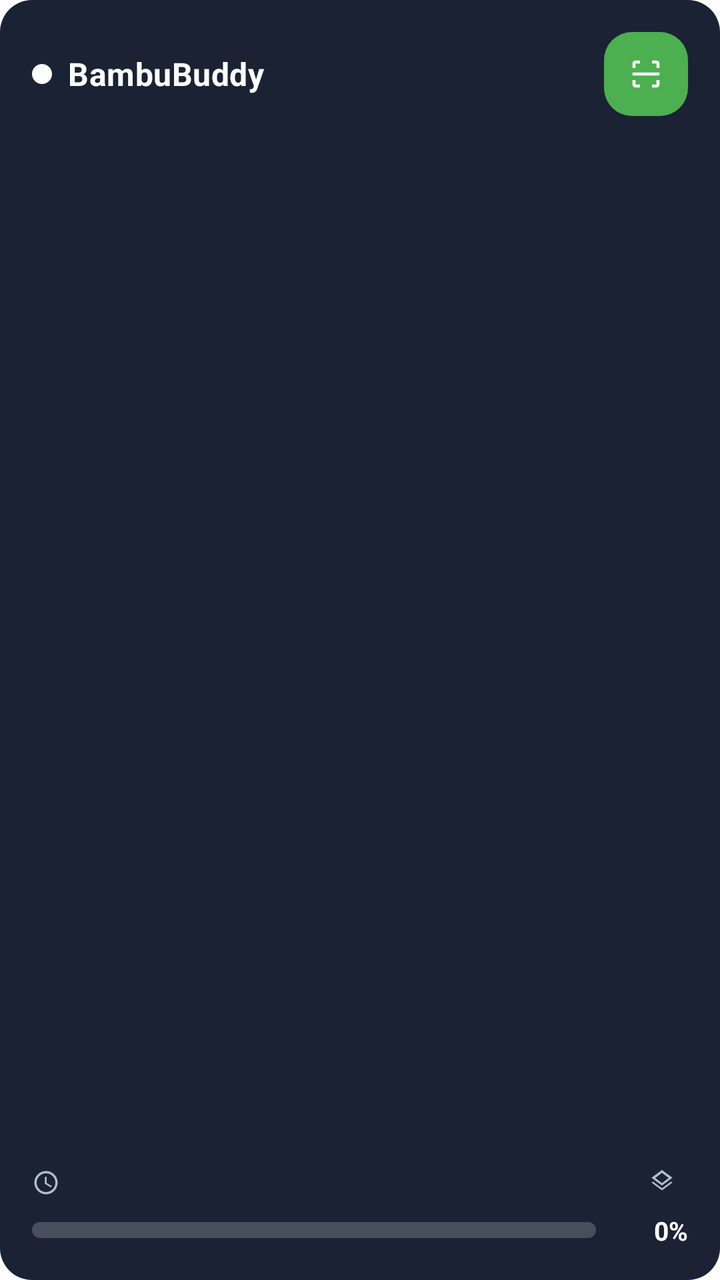
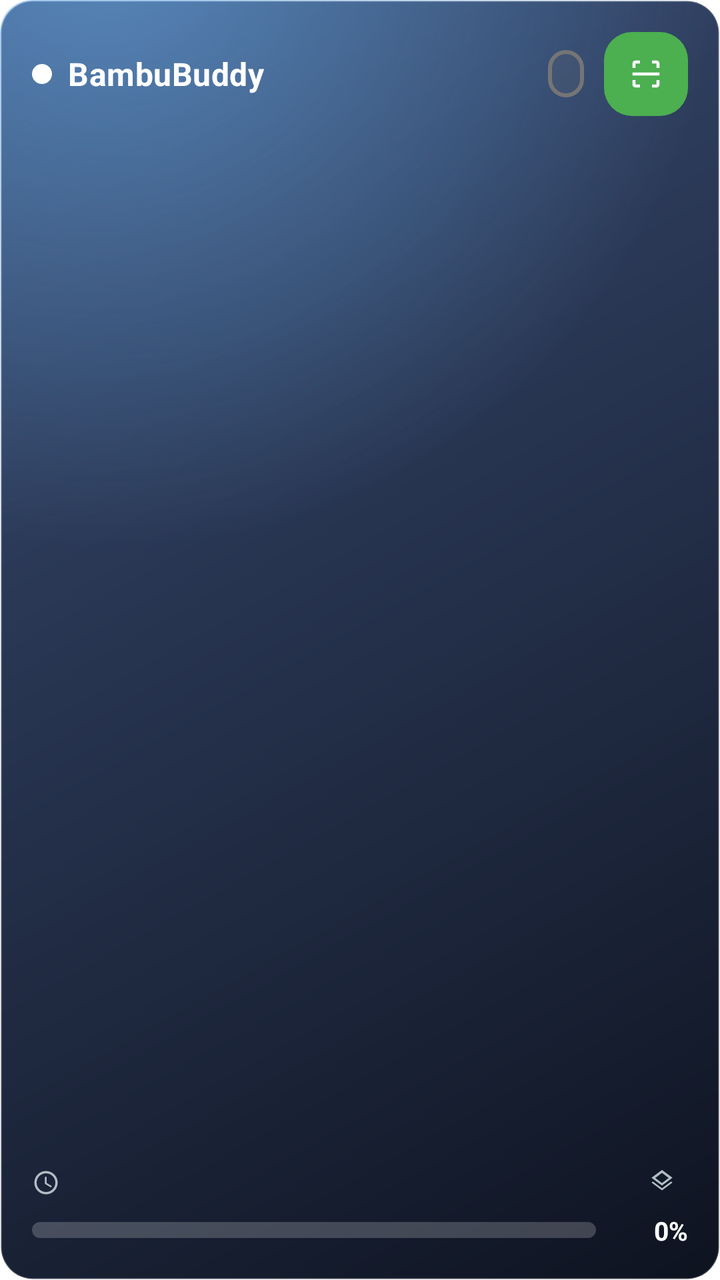

Two renders of the same Android screen: before a commit and after it. Below are the layout's source before the change and the commit's diff.
<!-- AndroidManifest.xml: fallback theme Theme.MaterialComponents.DayNight.NoActionBar -->
<!-- res/layout/bambuddy_widget.xml -->
<?xml version="1.0" encoding="utf-8"?>
<LinearLayout xmlns:android="http://schemas.android.com/apk/res/android"
    android:id="@+id/widget_root"
    android:layout_width="match_parent"
    android:layout_height="match_parent"
    android:orientation="vertical"
    android:background="@drawable/widget_background"
    android:padding="16dp">

    
    <LinearLayout
        android:layout_width="match_parent"
        android:layout_height="wrap_content"
        android:orientation="horizontal"
        android:gravity="center_vertical">

        <ImageView
            android:id="@+id/widget_status_dot"
            android:layout_width="10dp"
            android:layout_height="10dp"
            android:layout_marginEnd="8dp"
            android:src="@drawable/widget_status_dot"
            android:contentDescription="@null" />

        
        <LinearLayout
            android:layout_width="0dp"
            android:layout_height="wrap_content"
            android:layout_weight="1"
            android:orientation="horizontal"
            android:gravity="center_vertical">

            <TextView
                android:id="@+id/widget_printer_name"
                android:layout_width="wrap_content"
                android:layout_height="wrap_content"
                android:maxLines="1"
                android:ellipsize="end"
                android:textColor="@color/widget_text_primary"
                android:textStyle="bold"
                android:textSize="16sp"
                android:letterSpacing="0.01"
                android:text="BambuBuddy" />

            <TextView
                android:id="@+id/widget_status_label"
                android:layout_width="0dp"
                android:layout_height="wrap_content"
                android:layout_weight="1"
                android:layout_marginStart="10dp"
                android:maxLines="1"
                android:ellipsize="end"
                android:textColor="@color/widget_accent"
                android:textStyle="bold"
                android:textSize="13sp"
                android:letterSpacing="0.02"
                android:text="" />
        </LinearLayout>

        <ImageButton
            android:id="@+id/widget_scan_button"
            android:layout_width="42dp"
            android:layout_height="42dp"
            android:layout_marginStart="10dp"
            android:padding="12dp"
            android:scaleType="fitCenter"
            android:background="@drawable/widget_scan_button_bg"
            android:src="@drawable/widget_ic_scan"
            android:contentDescription="@string/widget_scan" />
    </LinearLayout>

    
    <LinearLayout
        android:id="@+id/widget_file_row"
        android:layout_width="match_parent"
        android:layout_height="wrap_content"
        android:layout_marginTop="10dp"
        android:orientation="horizontal"
        android:gravity="center_vertical">

        <ImageView
            android:id="@+id/widget_thumbnail"
            android:layout_width="56dp"
            android:layout_height="56dp"
            android:layout_marginEnd="12dp"
            android:scaleType="centerCrop"
            android:visibility="gone"
            android:contentDescription="@null" />

        <TextView
            android:id="@+id/widget_print_name"
            android:layout_width="0dp"
            android:layout_height="wrap_content"
            android:layout_weight="1"
            android:maxLines="2"
            android:ellipsize="end"
            android:textColor="@color/widget_text_secondary"
            android:textSize="13sp"
            android:text="" />
    </LinearLayout>

    
    <TextView
        android:layout_width="match_parent"
        android:layout_height="0dp"
        android:layout_weight="1"
        android:text="" />

    
    <LinearLayout
        android:id="@+id/widget_meta_row"
        android:layout_width="match_parent"
        android:layout_height="wrap_content"
        android:orientation="horizontal"
        android:gravity="center_vertical">

        <ImageView
            android:id="@+id/widget_eta_icon"
            android:layout_width="14dp"
            android:layout_height="14dp"
            android:layout_marginEnd="6dp"
            android:src="@drawable/widget_ic_clock"
            android:contentDescription="@null" />

        <TextView
            android:id="@+id/widget_eta"
            android:layout_width="0dp"
            android:layout_height="wrap_content"
            android:layout_weight="1"
            android:maxLines="1"
            android:ellipsize="end"
            android:textColor="@color/widget_text_secondary"
            android:textSize="13sp"
            android:text="" />

        <ImageView
            android:id="@+id/widget_layers_icon"
            android:layout_width="14dp"
            android:layout_height="14dp"
            android:layout_marginStart="8dp"
            android:layout_marginEnd="6dp"
            android:src="@drawable/widget_ic_layers"
            android:contentDescription="@null" />

        <TextView
            android:id="@+id/widget_layers"
            android:layout_width="wrap_content"
            android:layout_height="wrap_content"
            android:maxLines="1"
            android:textColor="@color/widget_text_secondary"
            android:textSize="13sp"
            android:text="" />
    </LinearLayout>

    
    <LinearLayout
        android:id="@+id/widget_progress_row"
        android:layout_width="match_parent"
        android:layout_height="wrap_content"
        android:layout_marginTop="6dp"
        android:orientation="horizontal"
        android:gravity="center_vertical">

        <ProgressBar
            android:id="@+id/widget_progress"
            style="?android:attr/progressBarStyleHorizontal"
            android:layout_width="0dp"
            android:layout_height="8dp"
            android:layout_weight="1"
            android:max="100"
            android:progress="0"
            android:progressDrawable="@drawable/widget_progress" />

        <TextView
            android:id="@+id/widget_progress_text"
            android:layout_width="wrap_content"
            android:layout_height="wrap_content"
            android:layout_marginStart="10dp"
            android:minWidth="36dp"
            android:gravity="end"
            android:textColor="@color/widget_text_primary"
            android:textStyle="bold"
            android:textSize="13sp"
            android:text="0%" />
    </LinearLayout>
</LinearLayout>
<!-- resources referenced by this layout -->
<resources>
  <color name="widget_accent">#4CAF50</color>
  <color name="widget_text_primary">#FFFFFFFF</color>
  <color name="widget_text_secondary">#B0BEC5</color>
  <!-- drawable widget_background (drawable) -->
  <?xml version="1.0" encoding="utf-8"?>
  <shape xmlns:android="http://schemas.android.com/apk/res/android"
      android:shape="rectangle">
      <solid android:color="@color/widget_background" />
      <corners android:radius="16dp" />
  </shape>
  <!-- drawable widget_ic_scan (drawable) -->
  <?xml version="1.0" encoding="utf-8"?>
  <vector xmlns:android="http://schemas.android.com/apk/res/android"
      android:width="24dp"
      android:height="24dp"
      android:viewportWidth="24"
      android:viewportHeight="24"
      android:tint="#FFFFFF">
      <path
          android:fillColor="#FFFFFF"
          android:pathData="M3,5C3,3.9 3.9,3 5,3H8V5H5V8H3V5M16,3H19C20.1,3 21,3.9 21,5V8H19V5H16V3M19,16H21V19C21,20.1 20.1,21 19,21H16V19H19V16M8,21H5C3.9,21 3,20.1 3,19V16H5V19H8V21M3,11H21V13H3V11Z" />
  </vector>
  <!-- drawable widget_progress (drawable) -->
  <?xml version="1.0" encoding="utf-8"?>
  <layer-list xmlns:android="http://schemas.android.com/apk/res/android">
      <item android:id="@android:id/background">
          <shape android:shape="rectangle">
              <corners android:radius="4dp" />
              <solid android:color="@color/widget_progress_track" />
          </shape>
      </item>
      <item android:id="@android:id/progress">
          <clip>
              <shape android:shape="rectangle">
                  <corners android:radius="4dp" />
                  <solid android:color="@color/widget_accent" />
              </shape>
          </clip>
      </item>
  </layer-list>
  <!-- drawable widget_scan_button_bg (drawable) -->
  <?xml version="1.0" encoding="utf-8"?>
  <shape xmlns:android="http://schemas.android.com/apk/res/android"
      android:shape="rectangle">
      <solid android:color="@color/widget_accent" />
      <corners android:radius="14dp" />
  </shape>
  <!-- drawable widget_status_dot (drawable) -->
  <?xml version="1.0" encoding="utf-8"?>
  <shape xmlns:android="http://schemas.android.com/apk/res/android"
      android:shape="oval">
      <solid android:color="#FFFFFF" />
      <size android:width="10dp" android:height="10dp" />
  </shape>
  <string name="widget_scan">Scan filament</string>
  <color name="widget_background">#1A2233</color>
  <color name="widget_progress_track">#33FFFFFF</color>
  <!-- unchanged entries left out for length: 2 -->
</resources>

<!-- the commit's change to res/layout/bambuddy_widget.xml (unified diff, before → after) -->
@@ -23,39 +23,36 @@
             android:contentDescription="@null" />
 
         
-        <LinearLayout
+        <TextView
+            android:id="@+id/widget_printer_name"
             android:layout_width="0dp"
             android:layout_height="wrap_content"
             android:layout_weight="1"
-            android:orientation="horizontal"
-            android:gravity="center_vertical">
+            android:maxLines="1"
+            android:ellipsize="end"
+            android:textColor="@color/widget_text_primary"
+            android:textStyle="bold"
+            android:textSize="16sp"
+            android:letterSpacing="0.01"
+            android:text="BambuBuddy" />
 
-            <TextView
-                android:id="@+id/widget_printer_name"
-                android:layout_width="wrap_content"
-                android:layout_height="wrap_content"
-                android:maxLines="1"
-                android:ellipsize="end"
-                android:textColor="@color/widget_text_primary"
-                android:textStyle="bold"
-                android:textSize="16sp"
-                android:letterSpacing="0.01"
-                android:text="BambuBuddy" />
-
-            <TextView
-                android:id="@+id/widget_status_label"
-                android:layout_width="0dp"
-                android:layout_height="wrap_content"
-                android:layout_weight="1"
-                android:layout_marginStart="10dp"
-                android:maxLines="1"
-                android:ellipsize="end"
-                android:textColor="@color/widget_accent"
-                android:textStyle="bold"
-                android:textSize="13sp"
-                android:letterSpacing="0.02"
-                android:text="" />
-        </LinearLayout>
+        <TextView
+            android:id="@+id/widget_status_label"
+            android:layout_width="wrap_content"
+            android:layout_height="wrap_content"
+            android:layout_marginStart="10dp"
+            android:background="@drawable/widget_chip_offline"
+            android:paddingStart="9dp"
+            android:paddingEnd="9dp"
+            android:paddingTop="3dp"
+            android:paddingBottom="3dp"
+            android:maxLines="1"
+            android:ellipsize="end"
+            android:textColor="@color/widget_text_primary"
+            android:textStyle="bold"
+            android:textSize="13sp"
+            android:letterSpacing="0.02"
+            android:text="" />
 
         <ImageButton
             android:id="@+id/widget_scan_button"
@@ -70,41 +67,47 @@
     </LinearLayout>
 
     
+    <ImageView
+        android:id="@+id/widget_accent_line"
+        android:layout_width="match_parent"
+        android:layout_height="3dp"
+        android:layout_marginTop="10dp"
+        android:scaleType="fitXY"
+        android:contentDescription="@null" />
+
+    
     <LinearLayout
         android:id="@+id/widget_file_row"
         android:layout_width="match_parent"
-        android:layout_height="wrap_content"
+        android:layout_height="0dp"
+        android:layout_weight="1"
         android:layout_marginTop="10dp"
+        android:layout_marginBottom="10dp"
         android:orientation="horizontal"
-        android:gravity="center_vertical">
+        android:gravity="center">
 
         <ImageView
             android:id="@+id/widget_thumbnail"
-            android:layout_width="56dp"
-            android:layout_height="56dp"
+            android:layout_width="wrap_content"
+            android:layout_height="match_parent"
             android:layout_marginEnd="12dp"
-            android:scaleType="centerCrop"
+            android:adjustViewBounds="true"
+            android:maxWidth="200dp"
+            android:scaleType="fitCenter"
             android:visibility="gone"
             android:contentDescription="@null" />
 
         <TextView
             android:id="@+id/widget_print_name"
-            android:layout_width="0dp"
+            android:layout_width="wrap_content"
             android:layout_height="wrap_content"
-            android:layout_weight="1"
-            android:maxLines="2"
+            android:maxLines="4"
             android:ellipsize="end"
+            android:gravity="center"
             android:textColor="@color/widget_text_secondary"
-            android:textSize="13sp"
+            android:textSize="15sp"
             android:text="" />
     </LinearLayout>
-
-    
-    <TextView
-        android:layout_width="match_parent"
-        android:layout_height="0dp"
-        android:layout_weight="1"
-        android:text="" />
 
     
     <LinearLayout
<!-- resource entries referenced after the edit -->
@@ -1,14 +1,45 @@
 <!-- resources referenced by this layout -->
 <resources>
   <color name="widget_accent">#4CAF50</color>
+  <color name="widget_accent_light">#80D88A</color>
   <color name="widget_text_primary">#FFFFFFFF</color>
   <color name="widget_text_secondary">#B0BEC5</color>
   <!-- drawable widget_background (drawable) -->
   <?xml version="1.0" encoding="utf-8"?>
+  <layer-list xmlns:android="http://schemas.android.com/apk/res/android">
+      <item>
+          <shape android:shape="rectangle">
+              <gradient
+                  android:type="linear"
+                  android:angle="315"
+                  android:startColor="@color/widget_bg_top"
+                  android:endColor="@color/widget_bg_bottom" />
+              <stroke
+                  android:width="1dp"
+                  android:color="@color/widget_bg_stroke" />
+              <corners android:radius="16dp" />
+          </shape>
+      </item>
+      <item>
+          <shape android:shape="rectangle">
+              <gradient
+                  android:type="radial"
+                  android:centerX="0.15"
+                  android:centerY="-0.05"
+                  android:gradientRadius="85%p"
+                  android:startColor="@color/widget_bg_glow"
+                  android:endColor="#006AAEEA" />
+              <corners android:radius="16dp" />
+          </shape>
+      </item>
+  </layer-list>
+  <!-- drawable widget_chip_offline (drawable) -->
+  <?xml version="1.0" encoding="utf-8"?>
   <shape xmlns:android="http://schemas.android.com/apk/res/android"
       android:shape="rectangle">
-      <solid android:color="@color/widget_background" />
-      <corners android:radius="16dp" />
+      <solid android:color="#26757575" />
+      <stroke android:width="2dp" android:color="#FF757575" />
+      <corners android:radius="12dp" />
   </shape>
   <!-- drawable widget_ic_scan (drawable) -->
   <?xml version="1.0" encoding="utf-8"?>
@@ -35,7 +66,11 @@
           <clip>
               <shape android:shape="rectangle">
                   <corners android:radius="4dp" />
-                  <solid android:color="@color/widget_accent" />
+                  <gradient
+                      android:type="linear"
+                      android:angle="0"
+                      android:startColor="@color/widget_accent"
+                      android:endColor="@color/widget_accent_light" />
               </shape>
           </clip>
       </item>
@@ -55,7 +90,10 @@
       <size android:width="10dp" android:height="10dp" />
   </shape>
   <string name="widget_scan">Scan filament</string>
-  <color name="widget_background">#1A2233</color>
+  <color name="widget_bg_top">#3A4D74</color>
+  <color name="widget_bg_bottom">#0E1320</color>
+  <color name="widget_bg_stroke">#33FFFFFF</color>
+  <color name="widget_bg_glow">#9A6AAEEA</color>
   <color name="widget_progress_track">#33FFFFFF</color>
   <!-- unchanged entries left out for length: 2 -->
 </resources>
